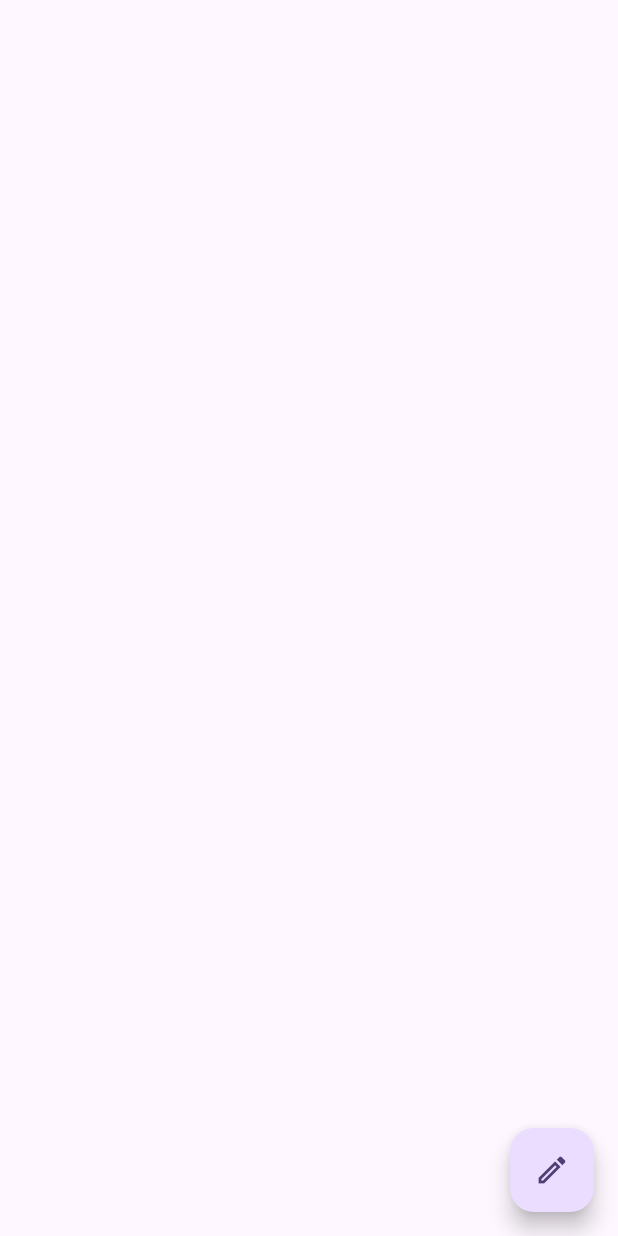
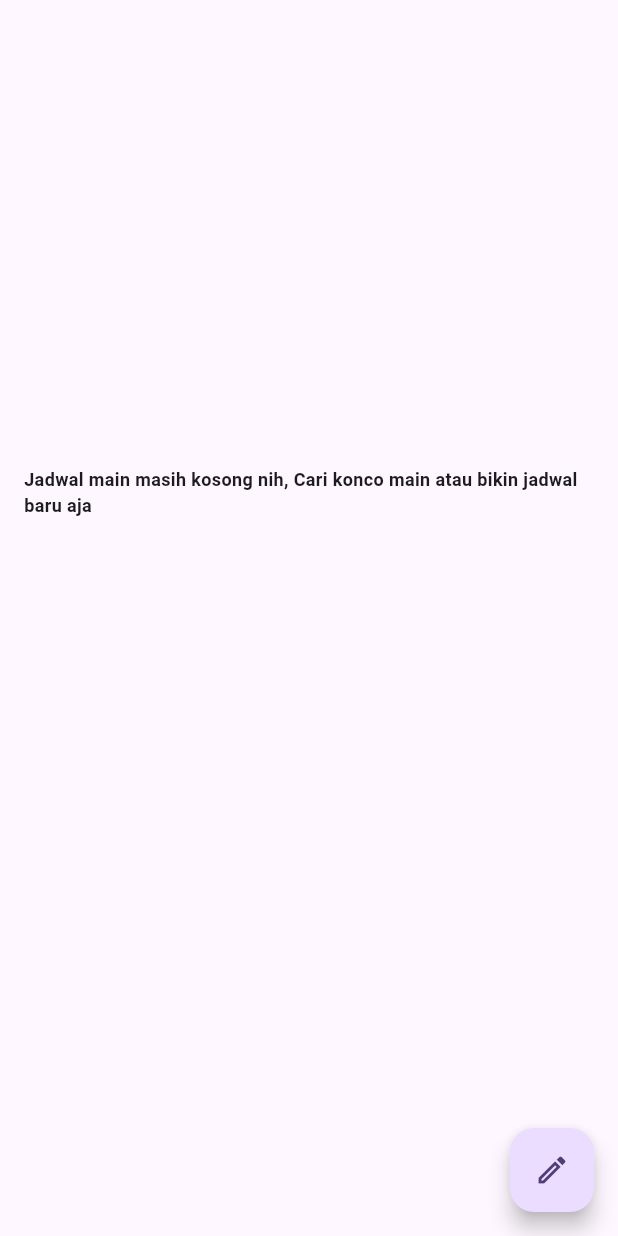
Before and after one commit to anxdre/DolanFlutterApp, a Flutter app: the JadwalPage screen opened directly, on a phone screen of 412 x 824 dp. Run offline on Flutter 3.47's test engine with Material 3 defaults, Android fonts, the phone set to English and light mode, and no system bars; our stand-ins replace shared_preferences; accounts and stored records are empty; network calls fail.

Commit message:
msg jadwal kosong

```diff
--- a/lib/pages/auth/LoginPage.dart
+++ b/lib/pages/auth/LoginPage.dart
@@ -1,5 +1,5 @@
 import 'dart:convert';
-import 'dart:ffi';
+// import 'dart:ffi';
 
 import 'package:dolan/data/api/request/UserDataRequest.dart';
 import 'package:dolan/data/model/User.dart';
--- a/lib/pages/main/JadwalPage.dart
+++ b/lib/pages/main/JadwalPage.dart
@@ -88,7 +88,17 @@ class _JadwalPageState extends State<JadwalPage> with WidgetsBindingObserver {
                 height: MediaQuery.of(context).size.height,
                 child: Padding(
                   padding: const EdgeInsets.only(bottom: 200.0),
-                  child: ListView.builder(
+                  child: listOfJadwal.isEmpty
+                  ? Center(
+                      child: Text(
+                        "Jadwal main masih kosong nih, Cari konco main atau bikin jadwal baru aja",
+                        style: TextStyle(
+                          fontSize: 12,
+                          fontWeight: FontWeight.bold,
+                        ),
+                      ),
+                    )
+                  : ListView.builder(
                       itemCount: listOfJadwal.length,
                       itemBuilder: (BuildContext context, int index) {
                         return Card(
```
